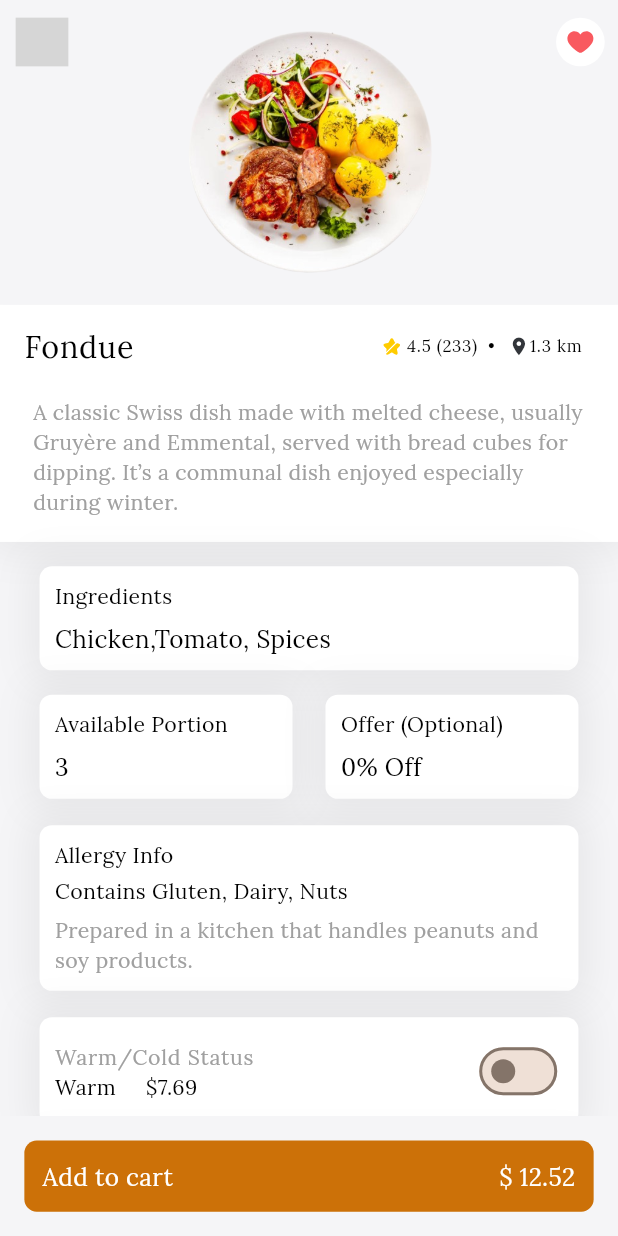
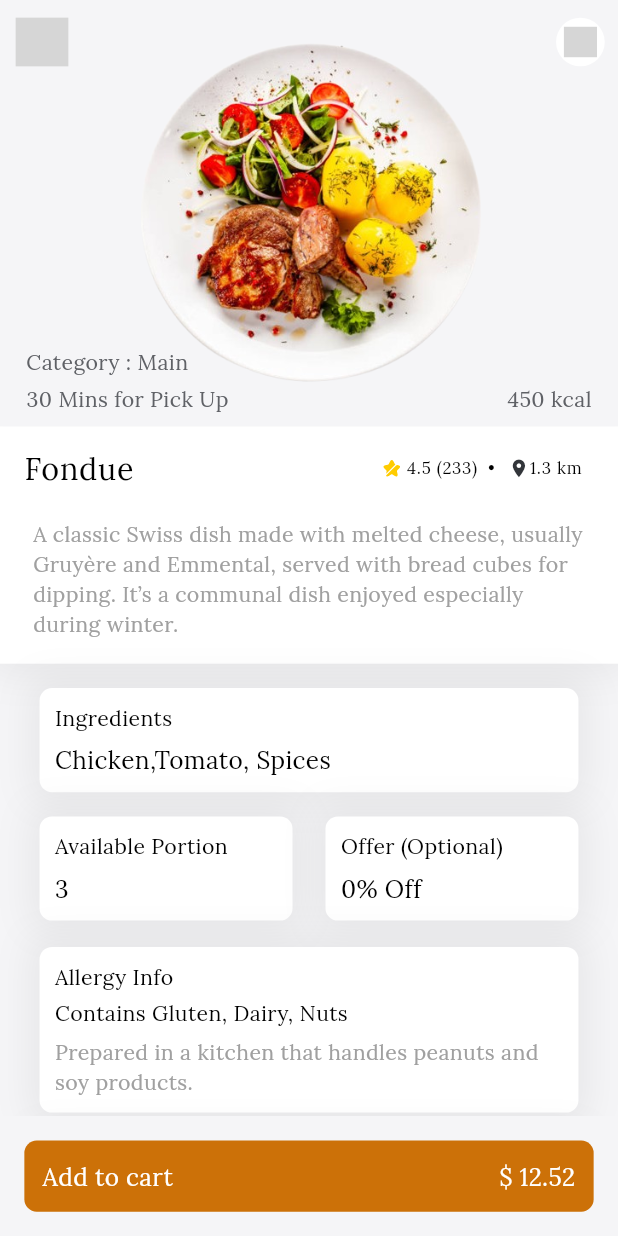
Before and after one commit to sparktechagency/meal_deal_app, a Flutter app: the ProductDetailsScreen screen opened by its route, on a phone screen of 412 x 824 dp. Run offline on Flutter 3.47's test engine with Material 3 defaults, Android fonts, the phone set to English and light mode, and no system bars; our stand-ins replace cached_network_image, chat_bubbles, connectivity_plus, curved_labeled_navigation_bar, flutter_screenutil, flutter_spinkit and 17 more; missing offline and left inert: mime_type; accounts and stored records are empty; network calls fail; project files that could hold a hidden picture were left out; grey boxes are pictures that could not be loaded.

Commit message:
................

```diff
--- a/lib/feature/home/user/children/map_screen.dart
+++ b/lib/feature/home/user/children/map_screen.dart
@@ -70,7 +70,7 @@ class _MapViewScreenState extends State<MapViewScreen> {
           ),
         ),
         Positioned(
-          top: 60.h,
+          top: 90.h,
           left: 24.w,
           right: 24.w,
           child:CustomTextField(
@@ -86,7 +86,7 @@ class _MapViewScreenState extends State<MapViewScreen> {
 
         ),
         Positioned(
-          top: 120.h,
+          top: 150.h,
           left: 24.w,
           right: 24.w,
           child:SizedBox(
--- a/lib/feature/home/user/children/product_details_screen.dart
+++ b/lib/feature/home/user/children/product_details_screen.dart
@@ -27,7 +27,7 @@ class _ProductDetailsScreenState extends State<ProductDetailsScreen> {
         headerSliverBuilder: (context, innerBoxIsScrolled) {
           return [
             SliverAppBar(
-              expandedHeight: 200.h,
+              expandedHeight: 280.h,
               floating: false,
               pinned: false,
               elevation: 0,
@@ -49,10 +49,31 @@ class _ProductDetailsScreenState extends State<ProductDetailsScreen> {
                 ),
               ],
               flexibleSpace: FlexibleSpaceBar(
-                background: Container(
-                  color: AppColors.bgColor,
-                  alignment: Alignment.center,
-                  child: Assets.images.img.image(fit: BoxFit.contain),
+                background: SafeArea(
+                  bottom: false,
+                  child: CustomContainer(
+                    color: AppColors.bgColor,
+                    image: DecorationImage(image: AssetImage(Assets.images.img.path)),
+                   child: Align(
+                     alignment: Alignment.bottomLeft,
+                     child: Padding(
+                       padding:  EdgeInsets.symmetric(horizontal: 16.w),
+                       child: Column(
+                         crossAxisAlignment: CrossAxisAlignment.start,
+                         mainAxisSize: MainAxisSize.min,
+                         children: [
+                           CustomText(text: 'Category : Main',color: AppColors.black400TextColor,bottom: 4.h,),
+                           Row(
+                             mainAxisAlignment: MainAxisAlignment.spaceBetween,
+                             children: [
+                             CustomText(text: '30 Mins for Pick Up',color: AppColors.black400TextColor,bottom: 8.h,),
+                             CustomText(text: '450 kcal',color: AppColors.black400TextColor,bottom: 8.h),
+                           ],)
+                         ],
+                       ),
+                     ),
+                   ),
+                  ),
                 ),
               ),
             ),
--- a/lib/feature/home/user/children/product_view_screen.dart
+++ b/lib/feature/home/user/children/product_view_screen.dart
@@ -31,8 +31,9 @@ class _ProductViewScreenState extends State<ProductViewScreen> {
 
   @override
   Widget build(BuildContext context) {
-    return CustomScaffold(
-      paddingSide: 0,
+    return Scaffold(
+      backgroundColor: AppColors.bgColor,
+      //paddingSide: 0,
       appBar: selectedValueButton == 'Map View'
           ? null
           : CustomAppBar(title: appTitle),
```
Also changed, not shown: lib/custom_assets/assets.gen.dart (+8 -0 lines), lib/feature/home/user/children/cook_veiw_screen.dart (+9 -3 lines), assets/icons/info.svg (added), assets/icons/love.svg, assets/icons/love_field.svg (added).
